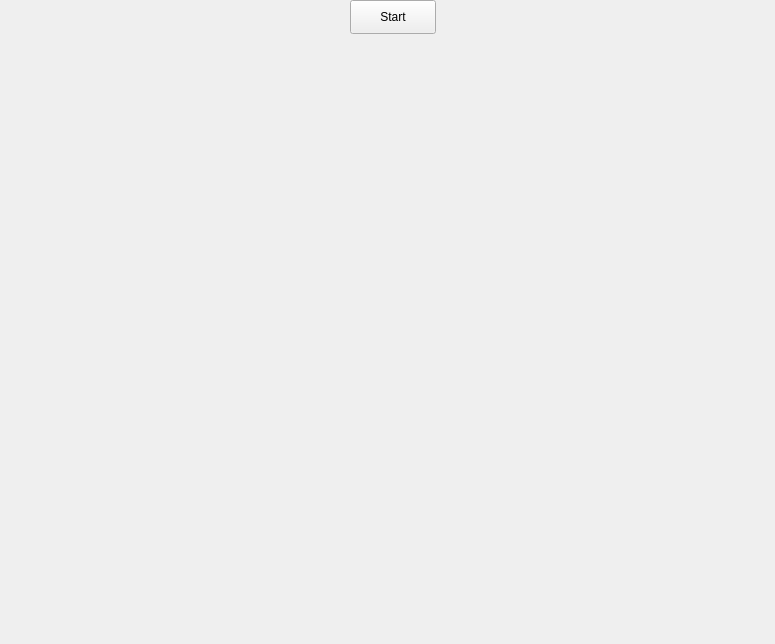
Above: flakewatcher/ui_xml/main.ui from TabulateJarl8/flakewatcher before the change. Below: the same form after it.
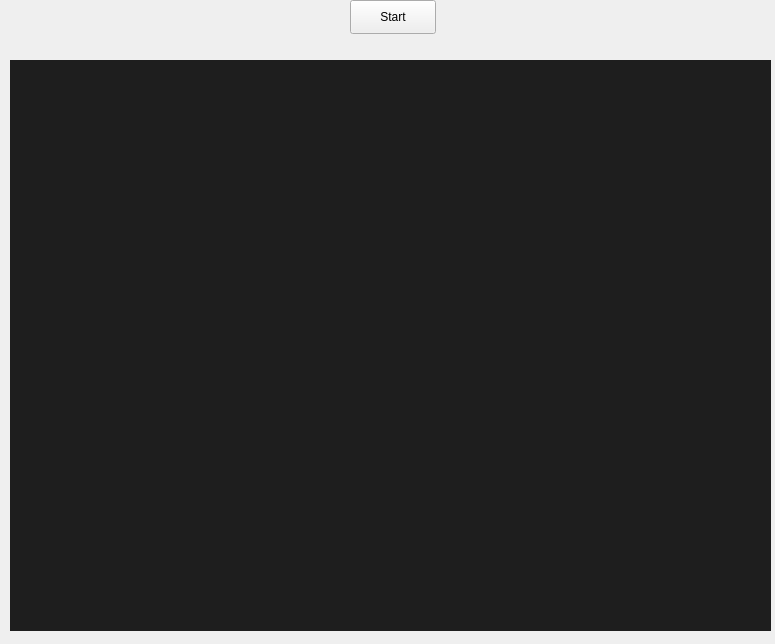
That is the form after the change.

```diff
--- a/flakewatcher/ui_xml/main.ui
+++ b/flakewatcher/ui_xml/main.ui
@@ -22,6 +22,14 @@
      <height>571</height>
     </rect>
    </property>
+   <property name="font">
+    <font>
+     <family>Noto Mono</family>
+    </font>
+   </property>
+   <property name="styleSheet">
+    <string notr="true">background-color: #1E1E1E; color: #D3D7CF;</string>
+   </property>
    <property name="text">
     <string/>
    </property>
```
